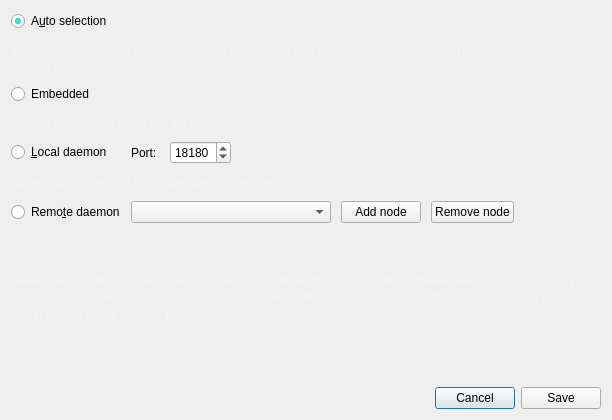
The window that src/gui/ui/connectionsettingsdialog.ui (aejontargaryen/FanGoldWallet) describes before a commit, drawn with Qt 5.
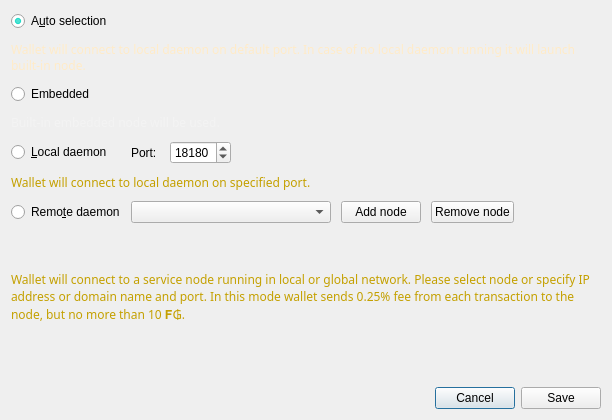
The same window after the commit. Icons and pictures are not drawn.

```diff
--- a/src/gui/ui/connectionsettingsdialog.ui
+++ b/src/gui/ui/connectionsettingsdialog.ui
@@ -115,11 +115,11 @@
         <bool>false</bool>
        </property>
        <property name="styleSheet">
-        <string notr="true">font-family: cinzel;
+        <string notr="true">font-family: orbitron;
 color: rgb(243, 243, 243);</string>
        </property>
        <property name="text">
-        <string>Wallet will connect to local daemon on default port. In case of no local daemon running it will launch built-in node.</string>
+        <string>&lt;html&gt;&lt;head/&gt;&lt;body&gt;&lt;p&gt;&lt;span style=&quot; color:#ffebc8;&quot;&gt;Wallet will connect to local daemon on default port. In case of no local daemon running it will launch built-in node.&lt;/span&gt;&lt;/p&gt;&lt;/body&gt;&lt;/html&gt;</string>
        </property>
        <property name="wordWrap">
         <bool>true</bool>
@@ -280,11 +280,11 @@
         <bool>false</bool>
        </property>
        <property name="styleSheet">
-        <string notr="true">font-family: cinzel;
+        <string notr="true">font-family: orbitron;
 color: rgb(243, 243, 243);</string>
        </property>
        <property name="text">
-        <string>Wallet will connect to local daemon on specified port.</string>
+        <string>&lt;html&gt;&lt;head/&gt;&lt;body&gt;&lt;p&gt;&lt;span style=&quot; color:#c4a000;&quot;&gt;Wallet will connect to local daemon on specified port.&lt;/span&gt;&lt;/p&gt;&lt;/body&gt;&lt;/html&gt;</string>
        </property>
        <property name="wordWrap">
         <bool>true</bool>
@@ -411,11 +411,11 @@
         </size>
        </property>
        <property name="styleSheet">
-        <string notr="true">font-family: Cinzel;
+        <string notr="true">font-family: orbitron;
 color: rgb(243, 243, 243);</string>
        </property>
        <property name="text">
-        <string>&lt;html&gt;&lt;head/&gt;&lt;body&gt;&lt;p&gt;Wallet will connect to a service node running in local or global network. Please select node or specify IP address or domain name and port. In this mode wallet sends 0.25% fee from each transaction to the node, but no more than 10 𝐅&lt;span style=&quot; font-size:10pt;&quot;&gt;₲&lt;/span&gt;.&lt;/p&gt;&lt;/body&gt;&lt;/html&gt;</string>
+        <string>&lt;html&gt;&lt;head/&gt;&lt;body&gt;&lt;p&gt;&lt;span style=&quot; color:#c4a000;&quot;&gt;Wallet will connect to a service node running in local or global network. Please select node or specify IP address or domain name and port. In this mode wallet sends 0.25% fee from each transaction to the node, but no more than 10 𝐅&lt;/span&gt;&lt;span style=&quot; font-size:10pt; color:#c4a000;&quot;&gt;₲&lt;/span&gt;&lt;span style=&quot; color:#c4a000;&quot;&gt;.&lt;/span&gt;&lt;/p&gt;&lt;/body&gt;&lt;/html&gt;</string>
        </property>
        <property name="wordWrap">
         <bool>true</bool>
```
Left out of the diff: 2 changed lines with no effect on the pictures.
